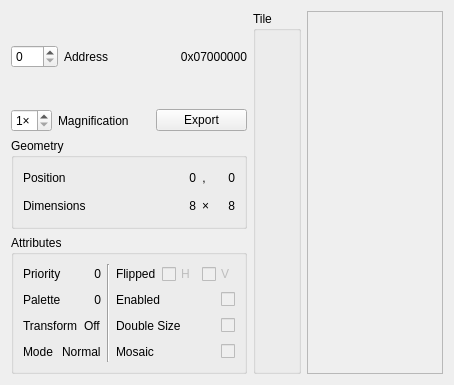
kiddreads/Avalon-copy2, file Libretro/mgba/src/platform/qt/ObjView.ui: the form before one commit.
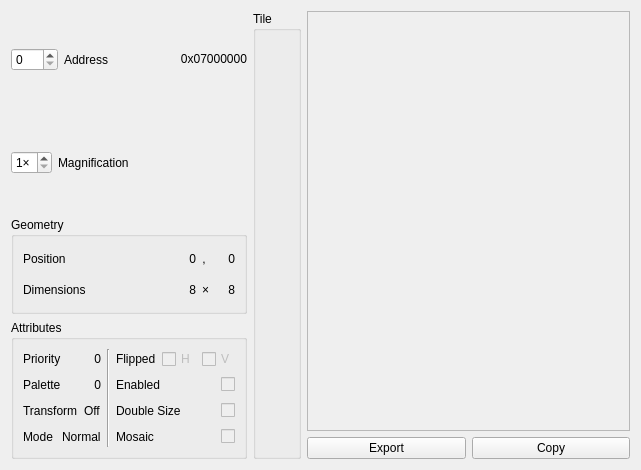
The form after the commit. Custom widgets are drawn as their Qt base class.

Commit message: Qt: Add copy and QoL improvements to graphic views (closes #1541)

The edit to the form file:
```diff
--- a/Libretro/mgba/src/platform/qt/ObjView.ui
+++ b/Libretro/mgba/src/platform/qt/ObjView.ui
@@ -6,80 +6,170 @@
    <rect>
     <x>0</x>
     <y>0</y>
-    <width>454</width>
-    <height>385</height>
+    <width>641</width>
+    <height>470</height>
    </rect>
   </property>
   <property name="windowTitle">
    <string>Sprites</string>
   </property>
-  <layout class="QGridLayout" name="gridLayout" columnstretch="0,0,1">
-   <item row="0" column="2" rowspan="4">
-    <widget class="QFrame" name="frame">
-     <property name="frameShape">
-      <enum>QFrame::StyledPanel</enum>
+  <layout class="QGridLayout" name="gridLayout" columnstretch="0,0,1,1">
+   <item row="2" column="0">
+    <widget class="QGroupBox" name="groupBox">
+     <property name="title">
+      <string>Geometry</string>
      </property>
-     <layout class="QGridLayout" name="gridLayout_2">
-      <property name="margin">
-       <number>0</number>
-      </property>
-      <item row="0" column="0" alignment="Qt::AlignHCenter|Qt::AlignVCenter">
-       <widget class="QGBA::TilePainter" name="tiles" native="true">
-        <property name="sizePolicy">
-         <sizepolicy hsizetype="Fixed" vsizetype="Fixed">
-          <horstretch>0</horstretch>
-          <verstretch>0</verstretch>
-         </sizepolicy>
-        </property>
-        <property name="minimumSize">
-         <size>
-          <width>8</width>
-          <height>8</height>
-         </size>
-        </property>
-       </widget>
+     <layout class="QVBoxLayout" name="verticalLayout">
+      <item>
+       <layout class="QHBoxLayout" name="horizontalLayout">
+        <item>
+         <widget class="QLabel" name="label">
+          <property name="text">
+           <string>Position</string>
+          </property>
+         </widget>
+        </item>
+        <item>
+         <spacer name="horizontalSpacer">
+          <property name="orientation">
+           <enum>Qt::Horizontal</enum>
+          </property>
+          <property name="sizeHint" stdset="0">
+           <size>
+            <width>0</width>
+            <height>20</height>
+           </size>
+          </property>
+         </spacer>
+        </item>
+        <item>
+         <widget class="QLabel" name="x">
+          <property name="minimumSize">
+           <size>
+            <width>20</width>
+            <height>0</height>
+           </size>
+          </property>
+          <property name="text">
+           <string>0</string>
+          </property>
+          <property name="alignment">
+           <set>Qt::AlignRight|Qt::AlignTrailing|Qt::AlignVCenter</set>
+          </property>
+         </widget>
+        </item>
+        <item>
+         <widget class="QLabel" name="tileId_3">
+          <property name="text">
+           <string>, </string>
+          </property>
+          <property name="alignment">
+           <set>Qt::AlignRight|Qt::AlignTrailing|Qt::AlignVCenter</set>
+          </property>
+         </widget>
+        </item>
+        <item>
+         <widget class="QLabel" name="y">
+          <property name="minimumSize">
+           <size>
+            <width>20</width>
+            <height>0</height>
+           </size>
+          </property>
+          <property name="text">
+           <string>0</string>
+          </property>
+          <property name="alignment">
+           <set>Qt::AlignRight|Qt::AlignTrailing|Qt::AlignVCenter</set>
+          </property>
+         </widget>
+        </item>
+       </layout>
+      </item>
+      <item>
+       <layout class="QHBoxLayout" name="horizontalLayout_3">
+        <item>
+         <widget class="QLabel" name="label_4">
+          <property name="text">
+           <string>Dimensions</string>
+          </property>
+         </widget>
+        </item>
+        <item>
+         <spacer name="horizontalSpacer_2">
+          <property name="orientation">
+           <enum>Qt::Horizontal</enum>
+          </property>
+          <property name="sizeHint" stdset="0">
+           <size>
+            <width>0</width>
+            <height>20</height>
+           </size>
+          </property>
+         </spacer>
+        </item>
+        <item>
+         <widget class="QLabel" name="w">
+          <property name="minimumSize">
+           <size>
+            <width>20</width>
+            <height>0</height>
+           </size>
+          </property>
+          <property name="text">
+           <string>8</string>
+          </property>
+          <property name="alignment">
+           <set>Qt::AlignRight|Qt::AlignTrailing|Qt::AlignVCenter</set>
+          </property>
+         </widget>
+        </item>
+        <item>
+         <widget class="QLabel" name="tileId_5">
+          <property name="text">
+           <string>×</string>
+          </property>
+          <property name="alignment">
+           <set>Qt::AlignRight|Qt::AlignTrailing|Qt::AlignVCenter</set>
+          </property>
+         </widget>
+        </item>
+        <item>
+         <widget class="QLabel" name="h">
+          <property name="minimumSize">
+           <size>
+            <width>20</width>
+            <height>0</height>
+           </size>
+          </property>
+          <property name="text">
+           <string>8</string>
+          </property>
+          <property name="alignment">
+           <set>Qt::AlignRight|Qt::AlignTrailing|Qt::AlignVCenter</set>
+          </property>
+         </widget>
+        </item>
+       </layout>
       </item>
      </layout>
     </widget>
    </item>
-   <item row="1" column="0">
-    <layout class="QHBoxLayout" name="horizontalLayout_4">
-     <item>
-      <widget class="QSpinBox" name="magnification">
-       <property name="sizePolicy">
-        <sizepolicy hsizetype="Fixed" vsizetype="Fixed">
-         <horstretch>0</horstretch>
-         <verstretch>0</verstretch>
-        </sizepolicy>
-       </property>
-       <property name="suffix">
-        <string>×</string>
-       </property>
-       <property name="minimum">
-        <number>1</number>
-       </property>
-       <property name="maximum">
-        <number>8</number>
-       </property>
-      </widget>
-     </item>
-     <item>
-      <widget class="QLabel" name="label_2">
-       <property name="text">
-        <string>Magnification</string>
-       </property>
-      </widget>
-     </item>
-     <item>
-      <widget class="QPushButton" name="exportButton">
-       <property name="text">
-        <string>Export</string>
-       </property>
-      </widget>
-     </item>
-    </layout>
+   <item row="0" column="1" rowspan="5">
+    <widget class="QGBA::AssetTile" name="tile">
+     <property name="title">
+      <string>Tile</string>
+     </property>
+    </widget>
    </item>
-   <item row="3" column="0">
+   <item row="4" column="2">
+    <widget class="QPushButton" name="exportButton">
+     <property name="text">
+      <string>Export</string>
+     </property>
+    </widget>
+   </item>
+   <item row="3" column="0" rowspan="2">
     <widget class="QGroupBox" name="groupBox_2">
      <property name="title">
       <string>Attributes</string>
@@ -383,154 +473,6 @@
      </layout>
     </widget>
    </item>
-   <item row="0" column="1" rowspan="4">
-    <widget class="QGBA::AssetTile" name="tile">
-     <property name="title">
-      <string>Tile</string>
-     </property>
-    </widget>
-   </item>
-   <item row="2" column="0">
-    <widget class="QGroupBox" name="groupBox">
-     <property name="title">
-      <string>Geometry</string>
-     </property>
-     <layout class="QVBoxLayout" name="verticalLayout">
-      <item>
-       <layout class="QHBoxLayout" name="horizontalLayout">
-        <item>
-         <widget class="QLabel" name="label">
-          <property name="text">
-           <string>Position</string>
-          </property>
-         </widget>
-        </item>
-        <item>
-         <spacer name="horizontalSpacer">
-          <property name="orientation">
-           <enum>Qt::Horizontal</enum>
-          </property>
-          <property name="sizeHint" stdset="0">
-           <size>
-            <width>0</width>
-            <height>20</height>
-           </size>
-          </property>
-         </spacer>
-        </item>
-        <item>
-         <widget class="QLabel" name="x">
-          <property name="minimumSize">
-           <size>
-            <width>20</width>
-            <height>0</height>
-           </size>
-          </property>
-          <property name="text">
-           <string>0</string>
-          </property>
-          <property name="alignment">
-           <set>Qt::AlignRight|Qt::AlignTrailing|Qt::AlignVCenter</set>
-          </property>
-         </widget>
-        </item>
-        <item>
-         <widget class="QLabel" name="tileId_3">
-          <property name="text">
-           <string>, </string>
-          </property>
-          <property name="alignment">
-           <set>Qt::AlignRight|Qt::AlignTrailing|Qt::AlignVCenter</set>
-          </property>
-         </widget>
-        </item>
-        <item>
-         <widget class="QLabel" name="y">
-          <property name="minimumSize">
-           <size>
-            <width>20</width>
-            <height>0</height>
-           </size>
-          </property>
-          <property name="text">
-           <string>0</string>
-          </property>
-          <property name="alignment">
-           <set>Qt::AlignRight|Qt::AlignTrailing|Qt::AlignVCenter</set>
-          </property>
-         </widget>
-        </item>
-       </layout>
-      </item>
-      <item>
-       <layout class="QHBoxLayout" name="horizontalLayout_3">
-        <item>
-         <widget class="QLabel" name="label_4">
-          <property name="text">
-           <string>Dimensions</string>
-          </property>
-         </widget>
-        </item>
-        <item>
-         <spacer name="horizontalSpacer_2">
-          <property name="orientation">
-           <enum>Qt::Horizontal</enum>
-          </property>
-          <property name="sizeHint" stdset="0">
-           <size>
-            <width>0</width>
-            <height>20</height>
-           </size>
-          </property>
-         </spacer>
-        </item>
-        <item>
-         <widget class="QLabel" name="w">
-          <property name="minimumSize">
-           <size>
-            <width>20</width>
-            <height>0</height>
-           </size>
-          </property>
-          <property name="text">
-           <string>8</string>
-          </property>
-          <property name="alignment">
-           <set>Qt::AlignRight|Qt::AlignTrailing|Qt::AlignVCenter</set>
-          </property>
-         </widget>
-        </item>
-        <item>
-         <widget class="QLabel" name="tileId_5">
-          <property name="text">
-           <string>×</string>
-          </property>
-          <property name="alignment">
-           <set>Qt::AlignRight|Qt::AlignTrailing|Qt::AlignVCenter</set>
-          </property>
-         </widget>
-        </item>
-        <item>
-         <widget class="QLabel" name="h">
-          <property name="minimumSize">
-           <size>
-            <width>20</width>
-            <height>0</height>
-           </size>
-          </property>
-          <property name="text">
-           <string>8</string>
-          </property>
-          <property name="alignment">
-           <set>Qt::AlignRight|Qt::AlignTrailing|Qt::AlignVCenter</set>
-          </property>
-         </widget>
-        </item>
-       </layout>
-      </item>
-     </layout>
-    </widget>
-   </item>
    <item row="0" column="0">
     <layout class="QHBoxLayout" name="horizontalLayout_2">
      <item>
@@ -568,6 +510,80 @@
      </item>
     </layout>
    </item>
+   <item row="1" column="0">
+    <layout class="QHBoxLayout" name="horizontalLayout_4">
+     <item>
+      <widget class="QSpinBox" name="magnification">
+       <property name="sizePolicy">
+        <sizepolicy hsizetype="Fixed" vsizetype="Fixed">
+         <horstretch>0</horstretch>
+         <verstretch>0</verstretch>
+        </sizepolicy>
+       </property>
+       <property name="suffix">
+        <string>×</string>
+       </property>
+       <property name="minimum">
+        <number>1</number>
+       </property>
+       <property name="maximum">
+        <number>8</number>
+       </property>
+      </widget>
+     </item>
+     <item>
+      <widget class="QLabel" name="label_2">
+       <property name="text">
+        <string>Magnification</string>
+       </property>
+      </widget>
+     </item>
+    </layout>
+   </item>
+   <item row="4" column="3">
+    <widget class="QPushButton" name="copyButton">
+     <property name="text">
+      <string>Copy</string>
+     </property>
+    </widget>
+   </item>
+   <item row="0" column="2" rowspan="4" colspan="2">
+    <widget class="QFrame" name="frame">
+     <property name="frameShape">
+      <enum>QFrame::StyledPanel</enum>
+     </property>
+     <layout class="QGridLayout" name="gridLayout_2">
+      <property name="leftMargin">
+       <number>0</number>
+      </property>
+      <property name="topMargin">
+       <number>0</number>
+      </property>
+      <property name="rightMargin">
+       <number>0</number>
+      </property>
+      <property name="bottomMargin">
+       <number>0</number>
+      </property>
+      <item row="0" column="0" alignment="Qt::AlignHCenter|Qt::AlignVCenter">
+       <widget class="QGBA::TilePainter" name="tiles" native="true">
+        <property name="sizePolicy">
+         <sizepolicy hsizetype="Fixed" vsizetype="Fixed">
+          <horstretch>0</horstretch>
+          <verstretch>0</verstretch>
+         </sizepolicy>
+        </property>
+        <property name="minimumSize">
+         <size>
+          <width>8</width>
+          <height>8</height>
+         </size>
+        </property>
+       </widget>
+      </item>
+     </layout>
+    </widget>
+   </item>
   </layout>
  </widget>
  <customwidgets>
```
The commit also changes 12 other files.
